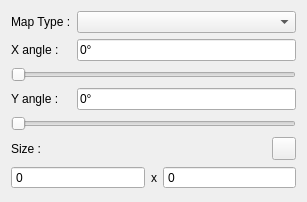
Old version of the form src/editor/GUI/Tabs/ObjectEditors/mapeditor.ui in the repository mkRPGDev/mkRPG.
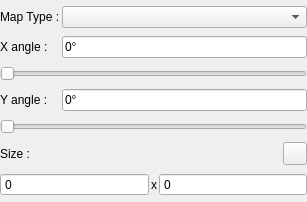
New version of the form. Icons and pictures are not drawn.

```diff
--- a/src/editor/GUI/Tabs/ObjectEditors/mapeditor.ui
+++ b/src/editor/GUI/Tabs/ObjectEditors/mapeditor.ui
@@ -14,6 +14,21 @@
    <string>Form</string>
   </property>
   <layout class="QGridLayout" name="gridLayout">
+   <property name="leftMargin">
+    <number>0</number>
+   </property>
+   <property name="topMargin">
+    <number>0</number>
+   </property>
+   <property name="rightMargin">
+    <number>0</number>
+   </property>
+   <property name="bottomMargin">
+    <number>0</number>
+   </property>
+   <property name="spacing">
+    <number>2</number>
+   </property>
    <item row="1" column="0">
     <widget class="QLabel" name="label">
      <property name="text">
```
Left out of the diff: 14 changed lines with no effect on the pictures.
